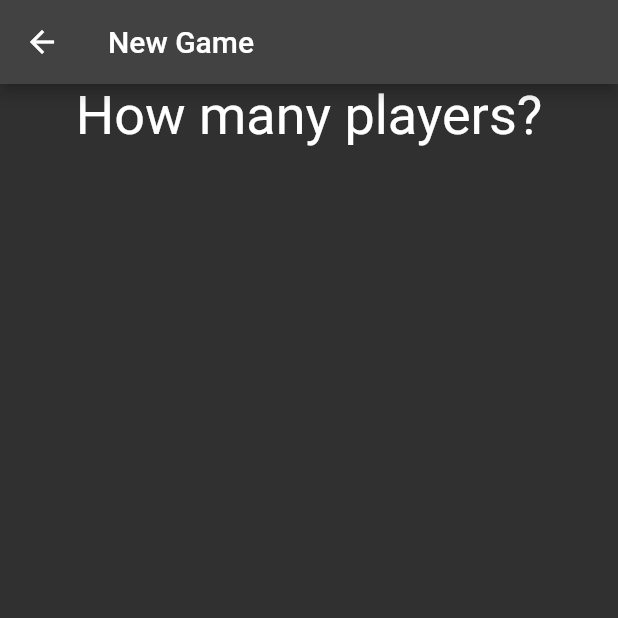
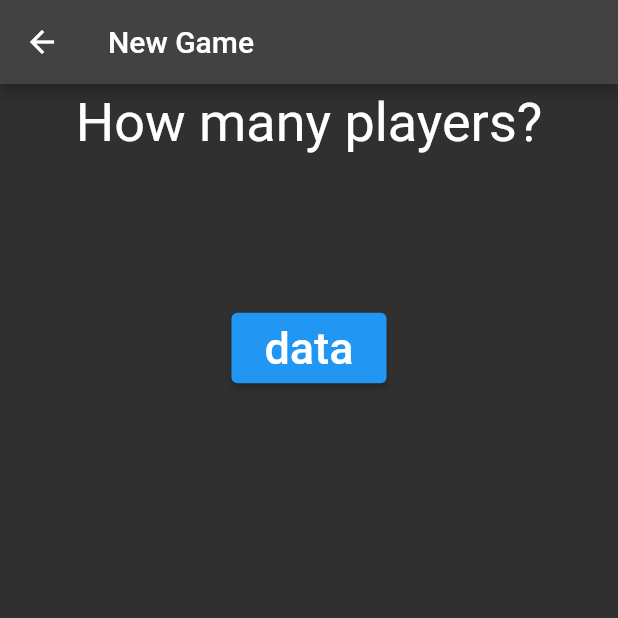
Before and after one commit to wrp94/Silicon, a Flutter app: the NewGame screen opened by its route, on a phone screen of 412 x 824 dp, the top half of it. Run offline on Flutter 3.47's test engine with Material 2 defaults, Android fonts, the phone set to English and light mode, and no system bars.

Commit message:
added navigation to third screen

```diff
--- a/lib/main.dart
+++ b/lib/main.dart
@@ -59,6 +59,11 @@ class NewGame extends StatefulWidget {
 }
 
 class _NewGameState extends State<NewGame> {
+
+  void _navigateToIconSelect() {
+    Navigator.of(context).pushNamed('/newGame/selectIcons');
+  }
+
   @override
   Widget build(BuildContext context) {
     return Scaffold(
@@ -72,11 +77,27 @@ class _NewGameState extends State<NewGame> {
         right: false,
         child: Center(
           child: Column(
-            children: const [
-              Text(
-                "How many players?",
-                style: TextStyle(
-                  fontSize: 36,
+            children: [
+              const Padding(
+                padding: EdgeInsets.all(5),
+                child: Text(
+                  "How many players?",
+                  style: TextStyle(
+                    fontSize: 36,
+                  ),
+                ),
+              ),
+              const SizedBox(width: 200.0, height: 100.0),
+              ElevatedButton(
+                onPressed: _navigateToIconSelect,
+                child: const Padding(
+                  padding: EdgeInsets.all(6),
+                  child: Text(
+                    "data",
+                    style: TextStyle(
+                      fontSize: 30,
+                    ),
+                  ),
                 ),
               ),
             ],
```
